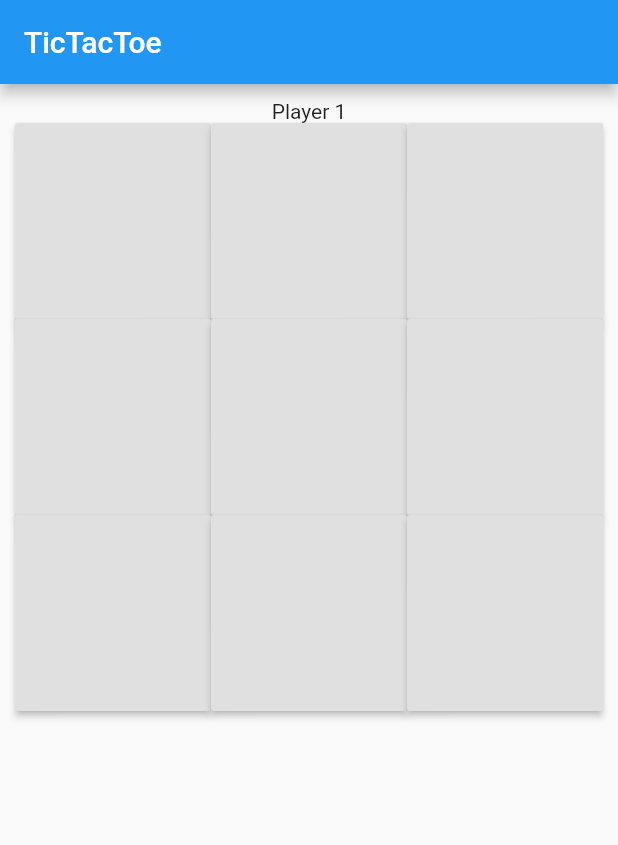
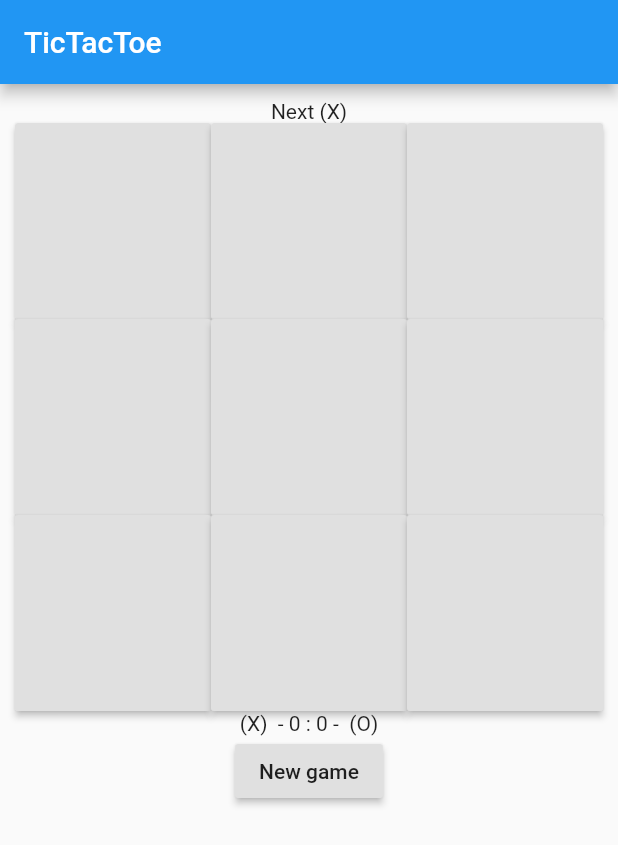
Before and after one commit to Dewin18/TicTacToe, a Flutter app: the screen it shows after launch, on a phone screen of 412 x 824 dp. Shown: the top 845 px of the screen. Run offline on Flutter 3.47's test engine with Material 2 defaults, Android fonts, the phone set to English and light mode, and no system bars.

Commit message:
game logic done

```diff
--- a/tic_tac_toe/lib/main.dart
+++ b/tic_tac_toe/lib/main.dart
@@ -17,8 +17,9 @@ class _TicTacToeState extends State<TicTacToe> {
   final _symbols = ['', '', '', '', '', '', '' ,'', '', ''];
   String _symbol = 'X';
   String _player = '1';
+  int _playerOneScore = 0;
+  int _playerTwoScore = 0;
   bool _absorbingEvents = false;
-
 
   void _markField() {
     _changeSymbol();
@@ -75,11 +76,35 @@ class _TicTacToeState extends State<TicTacToe> {
     return (_player == '1') ? '2' : '1';
   }
 
+  bool _isPlayFieldFull() {
+    int counter = 0;
+    for(int i = 0; i < _symbols.length; i++) {
+      if (_symbols[i] != '') {
+        counter++;
+      }
+    }
+    return counter == 9;
+  }
+
   @override
   Widget build(BuildContext context) {
 
-    bool isGameOver = _checkIfWon();
-    print(isGameOver);
+    bool playerWins = _checkIfWon();
+    bool isDraw = !playerWins && _isPlayFieldFull();
+
+    String dialogText;
+    if(isDraw) {
+      dialogText = 'Draw.';
+    } else if(playerWins) {
+      String nextPlayer = getNextPlayer();
+      String nextSymbol = getNextSymbol();
+      dialogText = 'Player $nextPlayer ($nextSymbol) won!';
+      nextPlayer == 'X' ? _playerTwoScore++ : _playerOneScore++;
+      print('Next player: ' + nextPlayer);
+    }
+
+
+    print(playerWins);
 
     return MaterialApp(
       home: Scaffold(
@@ -90,18 +115,31 @@ class _TicTacToeState extends State<TicTacToe> {
           margin: EdgeInsets.all(10),
           child: Column(
             children: [
-              Text('Player ' + _player),
+              Text('Next ($_symbol)'),
               Stack(
                 children: [
                   AbsorbPointer(
-                    absorbing: isGameOver,
-                    child:  PlayField(_markField, _symbols, _symbol),
+                    absorbing: playerWins,
+                    child: Column(
+                      children: [
+                        PlayField(_markField, _symbols, _symbol),
+                        Text('(X)  - $_playerTwoScore : $_playerOneScore -  (O)'),
+                        RaisedButton(
+                            child: Text('New game'),
+                            onPressed: () {
+                              _resetEverything();
+                              _playerOneScore = 0;
+                              _playerTwoScore = 0;
+                            }
+                        )
+                      ],
+                    ), //
                   ),
 
-                  if(isGameOver)
+                  if(playerWins || isDraw)
                     SimpleDialog(
                       //backgroundColor: Color.fromARGB(1, 1, 1, 1),
-                      title: Text('Player ' + getNextPlayer() +  ' (' + getNextSymbol() +') won!'),
+                      title: Text(dialogText),
                       children: [
                         RaisedButton(
                             child: Text('Start new game'),
@@ -117,6 +155,4 @@ class _TicTacToeState extends State<TicTacToe> {
       ),
     );
   }
-
-
 }
```
Also changed, not shown: 3 other files.
